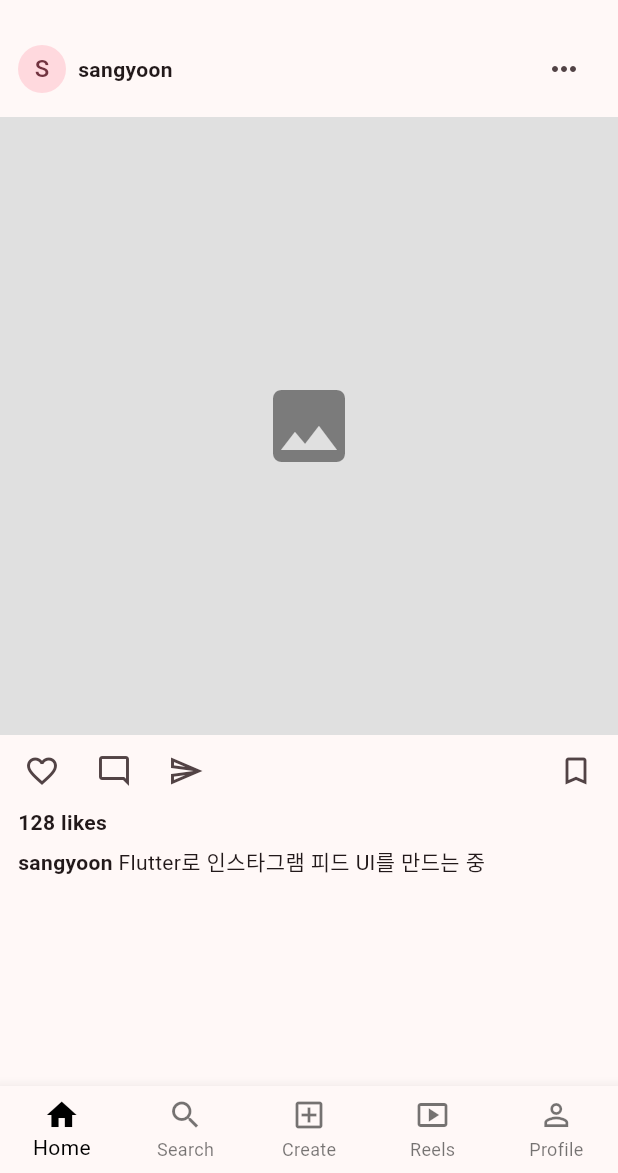
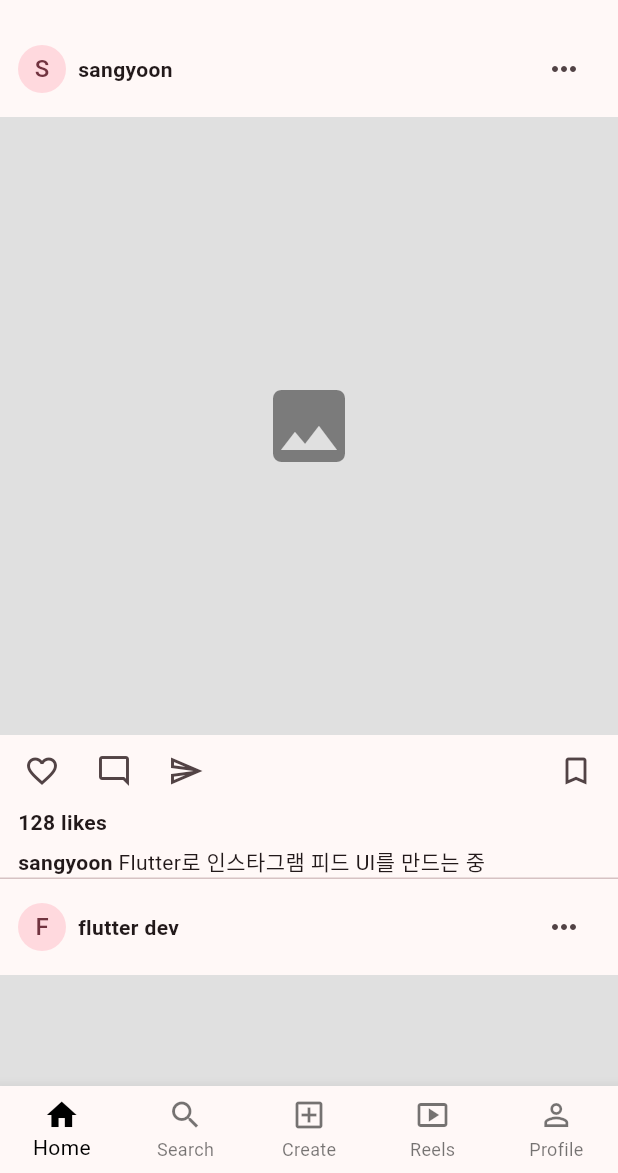
Before and after one commit to Sangyoon98/flutter_sample, a Flutter app: the screen it shows after launch, on a phone screen of 412 x 824 dp, the part 63-1236 px from its top. Run offline on Flutter 3.47's test engine with Material 3 defaults, Android fonts, the phone set to English and light mode, and no system bars.

Commit message:
feat: 리스트 기반 피드 스크롤 구성

```diff
--- a/lib/main.dart
+++ b/lib/main.dart
@@ -41,12 +41,20 @@ class HomePage extends StatelessWidget {
 
   @override
   Widget build(BuildContext context) {
-    const post = Post(
+    const List<Post> posts = [
+      Post(
         userName: 'sangyoon',
         avatarText: 'S',
         likeCount: 128,
         caption: 'Flutter로 인스타그램 피드 UI를 만드는 중',
-    );
+      ),
+      Post(
+        userName: 'flutter dev',
+        avatarText: 'F',
+        likeCount: 256,
+        caption: 'ListView로 여러 게시글을 스크롤하는 중',
+      )
+    ];
 
     return Scaffold(
       appBar: AppBar(
@@ -55,7 +63,46 @@ class HomePage extends StatelessWidget {
           IconButton(onPressed: () {}, icon: const Icon(Icons.send_outlined)),
         ],
       ),
-      body: Column(
+      body: ListView(
+        children: [
+          PostCard(post: posts[0]),
+          const Divider(height: 1),
+          PostCard(post: posts[1]),
+        ],
+      ),
+      bottomNavigationBar: BottomNavigationBar(
+        type: BottomNavigationBarType.fixed,
+        selectedItemColor: Colors.black,
+        unselectedItemColor: Colors.black54,
+        items: const [
+          BottomNavigationBarItem(icon: Icon(Icons.home), label: 'Home'),
+          BottomNavigationBarItem(icon: Icon(Icons.search), label: 'Search'),
+          BottomNavigationBarItem(
+            icon: Icon(Icons.add_box_outlined),
+            label: 'Create',
+          ),
+          BottomNavigationBarItem(
+            icon: Icon(Icons.smart_display_outlined),
+            label: 'Reels',
+          ),
+          BottomNavigationBarItem(
+            icon: Icon(Icons.person_outline),
+            label: 'Profile',
+          ),
+        ],
+      ),
+    );
+  }
+}
+
+class PostCard extends StatelessWidget {
+  const PostCard({super.key, required this.post});
+
+  final Post post;
+
+  @override
+  Widget build(BuildContext context) {
+    return Column(
       crossAxisAlignment: CrossAxisAlignment.start,
       children: [
         Padding(
@@ -131,28 +178,6 @@ class HomePage extends StatelessWidget {
           ),
         ),
       ],
-      ),
-      bottomNavigationBar: BottomNavigationBar(
-        type: BottomNavigationBarType.fixed,
-        selectedItemColor: Colors.black,
-        unselectedItemColor: Colors.black54,
-        items: const [
-          BottomNavigationBarItem(icon: Icon(Icons.home), label: 'Home'),
-          BottomNavigationBarItem(icon: Icon(Icons.search), label: 'Search'),
-          BottomNavigationBarItem(
-            icon: Icon(Icons.add_box_outlined),
-            label: 'Create',
-          ),
-          BottomNavigationBarItem(
-            icon: Icon(Icons.smart_display_outlined),
-            label: 'Reels',
-          ),
-          BottomNavigationBarItem(
-            icon: Icon(Icons.person_outline),
-            label: 'Profile',
-          ),
-        ],
-      ),
     );
   }
 }
```
Also changed, not shown: 2 other files. Lines whose indentation alone changed are shown as unchanged.
